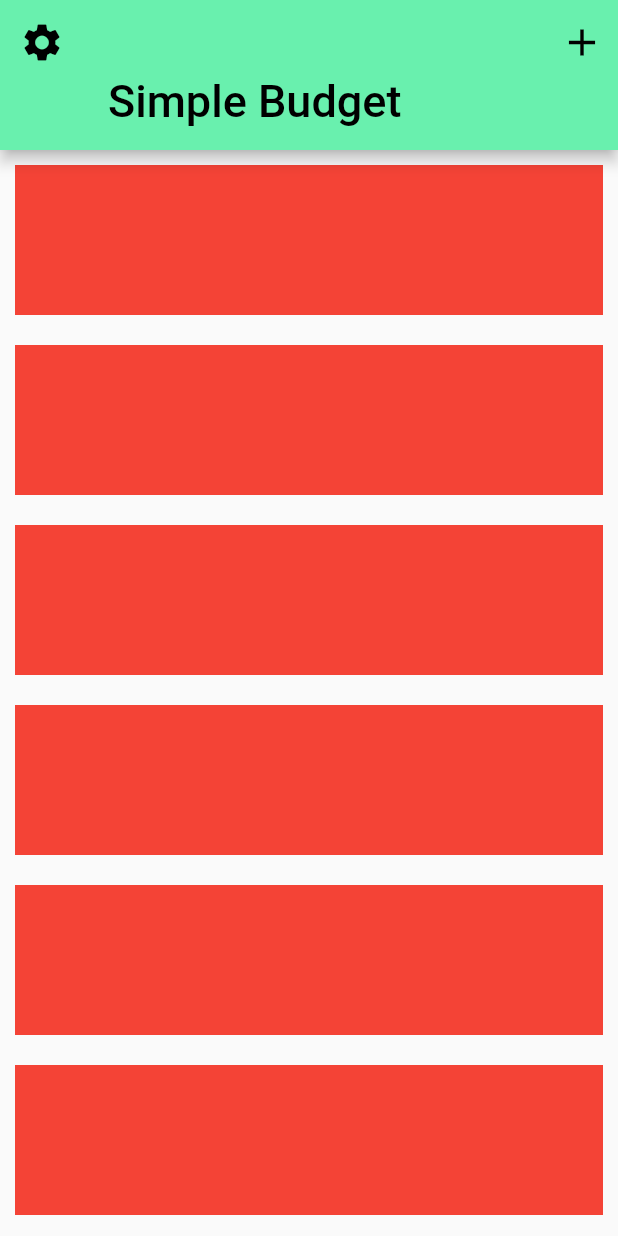
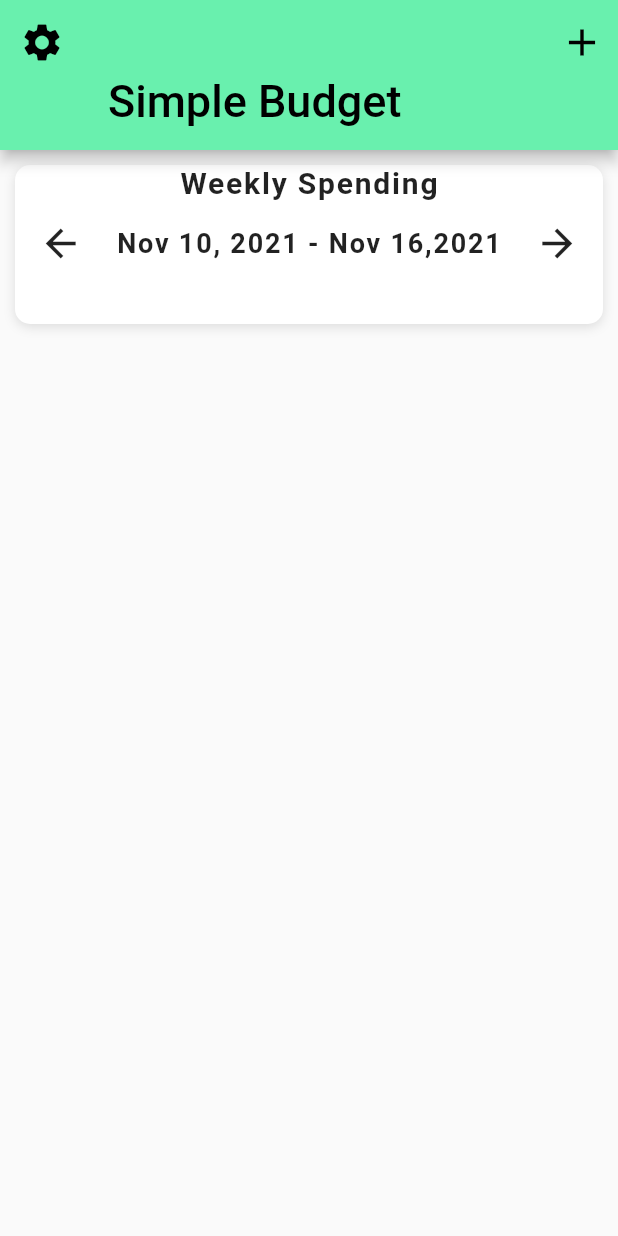
Before and after one commit to hossam-alissa/flutter_budget_ui-main, a Flutter app: the screen it shows after launch, on a phone screen of 412 x 824 dp. Run offline on Flutter 3.47's test engine with Material 2 defaults, Android fonts, the phone set to English and light mode, and no system bars.

Commit message:
ADD CLS bar chart

```diff
--- a/lib/screens/home_screen.dart
+++ b/lib/screens/home_screen.dart
@@ -1,4 +1,6 @@
 import 'package:flutter/material.dart';
+import 'package:flutter_budget_ui/data/data.dart';
+import 'package:flutter_budget_ui/widgets/bar_chart.dart';
 
 class HomeScreen extends StatefulWidget {
   @override
@@ -37,11 +39,22 @@ class _HomeScreenState extends State<HomeScreen> {
               (BuildContext context, int index) {
                 return Container(
                   margin: EdgeInsets.all(10.0),
-                  height: 100.0,
-                  color: Colors.red,
+                  // height: 100.0,
+                  decoration: BoxDecoration(
+                    color: Colors.white,
+                    boxShadow: [
+                      BoxShadow(
+                        color: Colors.black12,
+                        offset: Offset(0, 2),
+                        blurRadius: 6.0,
+                      ),
+                    ],
+                    borderRadius: BorderRadius.circular(10.0),
+                  ),
+                  child: BarChart(weeklySpending),
                 );
               },
-              childCount: 10,//Number of length
+              childCount: 1, //Number of length
             ),
           ),
         ],
--- /dev/null
+++ b/lib/widgets/bar_chart.dart
@@ -0,0 +1,66 @@
+import 'package:flutter/material.dart';
+
+class BarChart extends StatelessWidget {
+  final List<double> expenses;
+
+  BarChart(this.expenses);
+
+  @override
+  Widget build(BuildContext context) {
+    return Column(
+      children: [
+        Text(
+          "Weekly Spending",
+          style: TextStyle(
+            fontSize: 20.0,
+            fontWeight: FontWeight.bold,
+            letterSpacing: 1.2,
+          ),
+        ),
+        SizedBox(height: 5.0),
+        Row(
+          mainAxisAlignment: MainAxisAlignment.spaceAround,
+          children: [
+            IconButton(
+              icon: Icon(Icons.arrow_back),
+              iconSize: 30.0,
+              onPressed: () {},
+            ),
+            Text(
+              "Nov 10, 2021 - Nov 16,2021",
+              style: TextStyle(
+                fontSize: 18.0,
+                fontWeight: FontWeight.w600,
+                letterSpacing: 1.2,
+              ),
+            ),
+            IconButton(
+              icon: Icon(Icons.arrow_forward),
+              iconSize: 30.0,
+              onPressed: () {},
+            ),
+          ],
+        ),
+        SizedBox(height: 30.0),
+        Row(
+          children: [
+            Bar(label: 'Su', amountSpent: expenses[0],mostExpensive: 200),
+          ],
+        ),
+      ],
+    );
+  }
+}
+
+class Bar extends StatelessWidget {
+  final String label;
+  final double amountSpent;
+  final double mostExpensive;
+
+  Bar({this.label, this.amountSpent, this.mostExpensive});
+
+  @override
+  Widget build(BuildContext context) {
+    return Container();
+  }
+}
```
